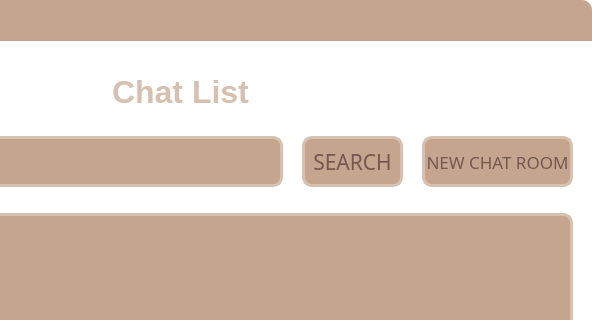
The window that ClientApp/chatlistwidget.ui (hyeonjeong1234/qt-chat-project) describes before a commit, drawn with Qt 5; both pictures show x 208 to 800 and y 0 to 320 of the 800 by 641 pixel window.
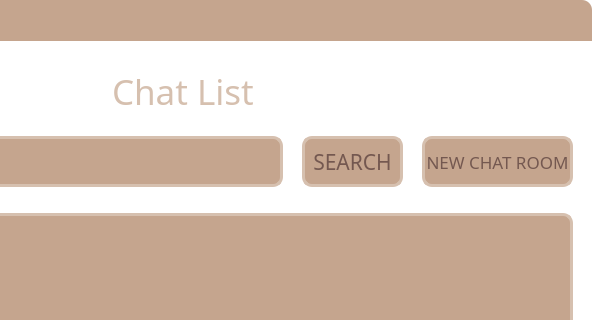
The same window after the commit. Icons and pictures are not drawn.

What changed in the file:
```diff
--- a/ClientApp/chatlistwidget.ui
+++ b/ClientApp/chatlistwidget.ui
@@ -112,10 +112,11 @@
    </property>
    <property name="font">
     <font>
-     <family>Ubuntu</family>
-     <pointsize>24</pointsize>
-     <weight>75</weight>
-     <bold>true</bold>
+     <family>BM JUA_TTF</family>
+     <pointsize>26</pointsize>
+     <weight>50</weight>
+     <italic>false</italic>
+     <bold>false</bold>
     </font>
    </property>
    <property name="styleSheet">
@@ -188,7 +189,7 @@
   <widget class="QPushButton" name="pushButton_5">
    <property name="geometry">
     <rect>
-     <x>675</x>
+     <x>685</x>
      <y>4</y>
      <width>32</width>
      <height>32</height>
@@ -254,7 +255,7 @@
   <widget class="QPushButton" name="pushButton_4">
    <property name="geometry">
     <rect>
-     <x>715</x>
+     <x>720</x>
      <y>4</y>
      <width>32</width>
      <height>32</height>
```
Left out of the diff: 39 changed lines with no effect on the pictures.
